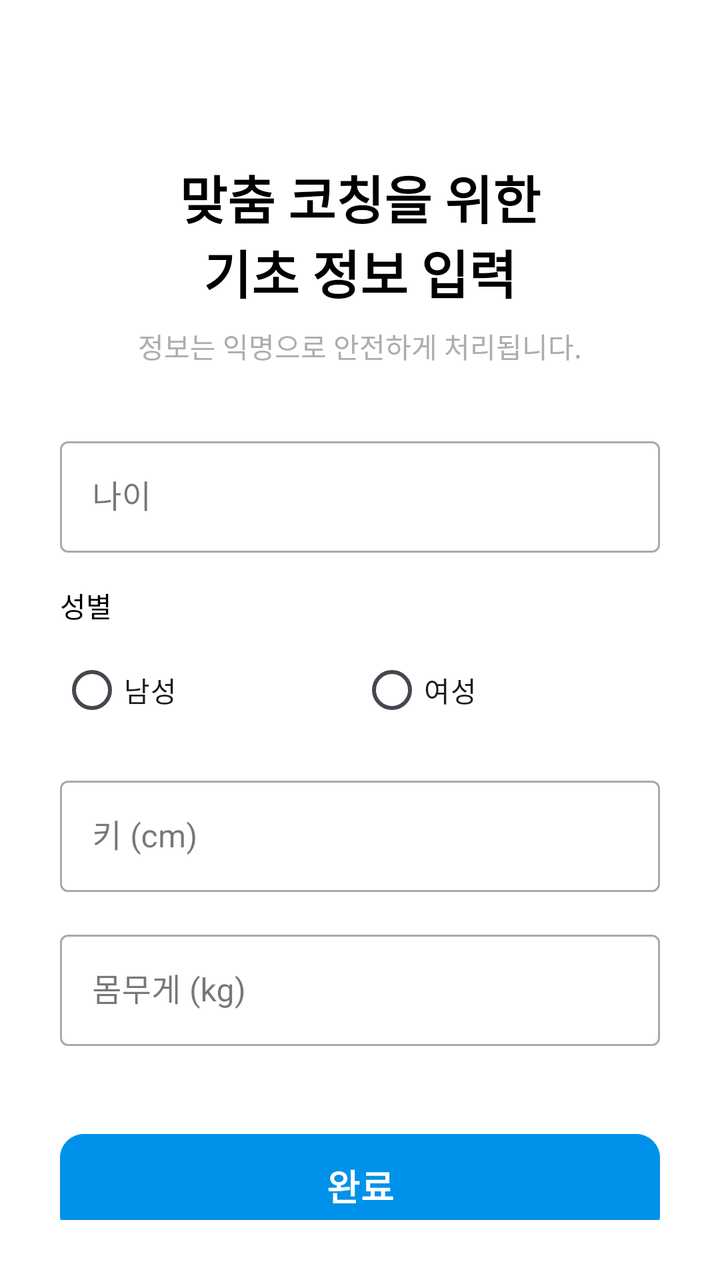
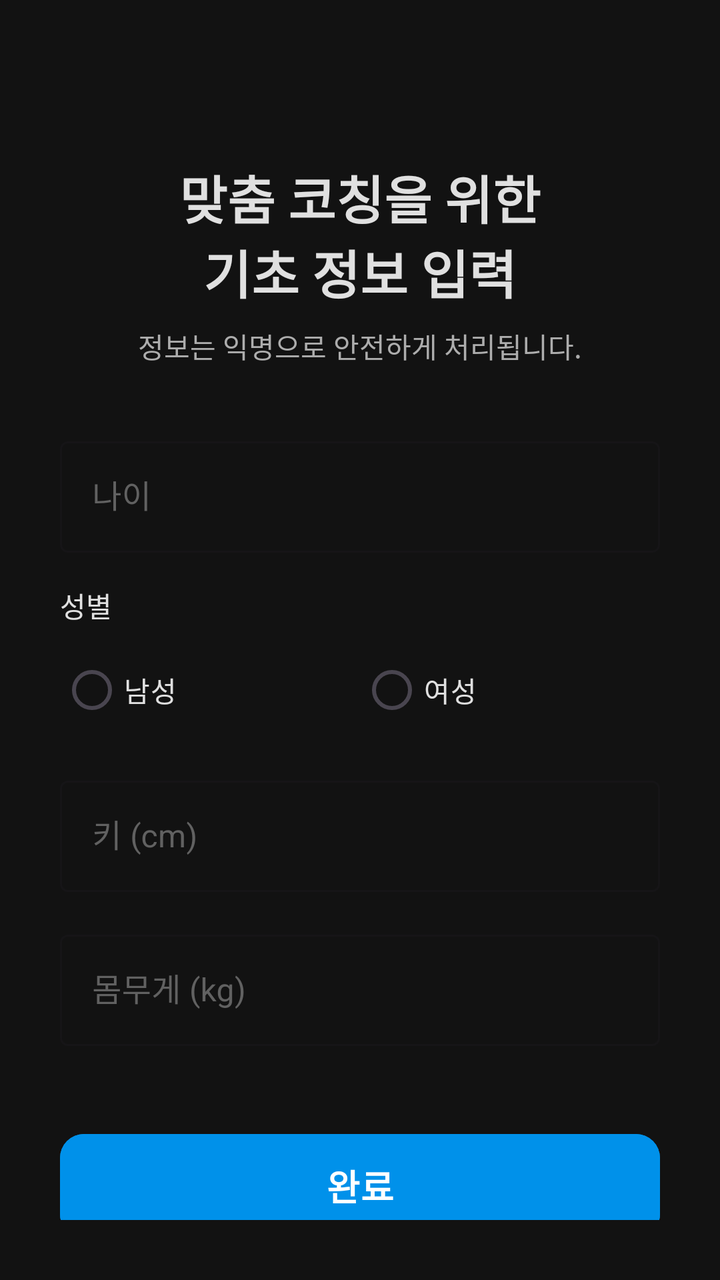

Compare the two renders of this Android layout. The source of the first and the diff that turns it into the second are given below.
<!-- AndroidManifest.xml: application theme Theme.MakePaceTestVer -->
<!-- res/layout/activity_setup.xml -->
<?xml version="1.0" encoding="utf-8"?>
<LinearLayout xmlns:android="http://schemas.android.com/apk/res/android"
    xmlns:app="http://schemas.android.com/apk/res-auto"
    android:layout_width="match_parent"
    android:layout_height="match_parent"
    android:background="#FFFFFF"
    android:gravity="center_horizontal"
    android:orientation="vertical"
    android:padding="30dp">

    <TextView
        android:layout_width="wrap_content"
        android:layout_height="wrap_content"
        android:layout_marginTop="50dp"
        android:text="맞춤 코칭을 위한\n기초 정보 입력"
        android:textColor="#000000"
        android:textSize="26sp"
        android:textStyle="bold"
        android:gravity="center" />

    <TextView
        android:layout_width="wrap_content"
        android:layout_height="wrap_content"
        android:layout_marginTop="8dp"
        android:text="정보는 익명으로 안전하게 처리됩니다."
        android:textColor="#ADADAD"
        android:textSize="14sp" />

    <com.google.android.material.textfield.TextInputLayout
        android:layout_width="match_parent"
        android:layout_height="wrap_content"
        android:layout_marginTop="32dp"
        style="@style/Widget.MaterialComponents.TextInputLayout.OutlinedBox">
        <com.google.android.material.textfield.TextInputEditText
            android:id="@+id/etAge"
            android:layout_width="match_parent"
            android:layout_height="wrap_content"
            android:hint="나이"
            android:inputType="number" />
    </com.google.android.material.textfield.TextInputLayout>

    <TextView
        android:layout_width="wrap_content"
        android:layout_height="wrap_content"
        android:layout_marginTop="16dp"
        android:layout_gravity="start"
        android:text="성별"
        android:textColor="#000000"
        android:textSize="14sp" />

    <RadioGroup
        android:id="@+id/rgGender"
        android:layout_width="match_parent"
        android:layout_height="wrap_content"
        android:layout_marginTop="8dp"
        android:orientation="horizontal">
        <RadioButton
            android:id="@+id/rbMale"
            android:layout_width="0dp"
            android:layout_height="wrap_content"
            android:layout_weight="1"
            android:text="남성" />
        <RadioButton
            android:id="@+id/rbFemale"
            android:layout_width="0dp"
            android:layout_height="wrap_content"
            android:layout_weight="1"
            android:text="여성" />
    </RadioGroup>

    <com.google.android.material.textfield.TextInputLayout
        android:layout_width="match_parent"
        android:layout_height="wrap_content"
        android:layout_marginTop="16dp"
        style="@style/Widget.MaterialComponents.TextInputLayout.OutlinedBox">
        <com.google.android.material.textfield.TextInputEditText
            android:id="@+id/etHeight"
            android:layout_width="match_parent"
            android:layout_height="wrap_content"
            android:hint="키 (cm)"
            android:inputType="numberDecimal" />
    </com.google.android.material.textfield.TextInputLayout>

    <com.google.android.material.textfield.TextInputLayout
        android:layout_width="match_parent"
        android:layout_height="wrap_content"
        android:layout_marginTop="16dp"
        style="@style/Widget.MaterialComponents.TextInputLayout.OutlinedBox">
        <com.google.android.material.textfield.TextInputEditText
            android:id="@+id/etWeight"
            android:layout_width="match_parent"
            android:layout_height="wrap_content"
            android:hint="몸무게 (kg)"
            android:inputType="numberDecimal" />
    </com.google.android.material.textfield.TextInputLayout>

    <com.google.android.material.button.MaterialButton
        android:id="@+id/btnComplete"
        android:layout_width="match_parent"
        android:layout_height="60dp"
        android:layout_marginTop="40dp"
        android:backgroundTint="#0091EA"
        android:text="완료"
        android:textColor="#FFFFFF"
        android:textSize="18sp"
        android:textStyle="bold"
        app:cornerRadius="12dp" />

</LinearLayout>
<!-- resources referenced by this layout -->
<resources>
  <style name="Theme.MakePaceTestVer" parent="Base.Theme.MakePaceTestVer" />
  <style name="Base.Theme.MakePaceTestVer" parent="Theme.Material3.DayNight.NoActionBar">
          
          
      </style>
</resources>

<!-- the commit's change to res/layout/activity_setup.xml (unified diff, before → after) -->
@@ -3,7 +3,7 @@
     xmlns:app="http://schemas.android.com/apk/res-auto"
     android:layout_width="match_parent"
     android:layout_height="match_parent"
-    android:background="#FFFFFF"
+    android:background="@color/dark_background"
     android:gravity="center_horizontal"
     android:orientation="vertical"
     android:padding="30dp">
@@ -13,7 +13,7 @@
         android:layout_height="wrap_content"
         android:layout_marginTop="50dp"
         android:text="맞춤 코칭을 위한\n기초 정보 입력"
-        android:textColor="#000000"
+        android:textColor="@color/text_primary"
         android:textSize="26sp"
         android:textStyle="bold"
         android:gravity="center" />
@@ -23,19 +23,22 @@
         android:layout_height="wrap_content"
         android:layout_marginTop="8dp"
         android:text="정보는 익명으로 안전하게 처리됩니다."
-        android:textColor="#ADADAD"
+        android:textColor="@color/text_secondary"
         android:textSize="14sp" />
 
     <com.google.android.material.textfield.TextInputLayout
         android:layout_width="match_parent"
         android:layout_height="wrap_content"
         android:layout_marginTop="32dp"
+        android:textColorHint="@color/text_hint"
+        app:hintTextColor="@color/sea_blue"
         style="@style/Widget.MaterialComponents.TextInputLayout.OutlinedBox">
         <com.google.android.material.textfield.TextInputEditText
             android:id="@+id/etAge"
             android:layout_width="match_parent"
             android:layout_height="wrap_content"
             android:hint="나이"
+            android:textColor="@color/text_primary"
             android:inputType="number" />
     </com.google.android.material.textfield.TextInputLayout>
 
@@ -45,7 +48,7 @@
         android:layout_marginTop="16dp"
         android:layout_gravity="start"
         android:text="성별"
-        android:textColor="#000000"
+        android:textColor="@color/text_primary"
         android:textSize="14sp" />
 
     <RadioGroup
@@ -59,25 +62,32 @@
             android:layout_width="0dp"
             android:layout_height="wrap_content"
             android:layout_weight="1"
-            android:text="남성" />
+            android:text="남성"
+            android:textColor="@color/text_primary"
+            android:buttonTint="@color/sea_blue" />
         <RadioButton
             android:id="@+id/rbFemale"
             android:layout_width="0dp"
             android:layout_height="wrap_content"
             android:layout_weight="1"
-            android:text="여성" />
+            android:text="여성"
+            android:textColor="@color/text_primary"
+            android:buttonTint="@color/sea_blue" />
     </RadioGroup>
 
     <com.google.android.material.textfield.TextInputLayout
         android:layout_width="match_parent"
         android:layout_height="wrap_content"
         android:layout_marginTop="16dp"
+        android:textColorHint="@color/text_hint"
+        app:hintTextColor="@color/sea_blue"
         style="@style/Widget.MaterialComponents.TextInputLayout.OutlinedBox">
         <com.google.android.material.textfield.TextInputEditText
             android:id="@+id/etHeight"
             android:layout_width="match_parent"
             android:layout_height="wrap_content"
             android:hint="키 (cm)"
+            android:textColor="@color/text_primary"
             android:inputType="numberDecimal" />
     </com.google.android.material.textfield.TextInputLayout>
 
@@ -85,12 +95,15 @@
         android:layout_width="match_parent"
         android:layout_height="wrap_content"
         android:layout_marginTop="16dp"
+        android:textColorHint="@color/text_hint"
+        app:hintTextColor="@color/sea_blue"
         style="@style/Widget.MaterialComponents.TextInputLayout.OutlinedBox">
         <com.google.android.material.textfield.TextInputEditText
             android:id="@+id/etWeight"
             android:layout_width="match_parent"
             android:layout_height="wrap_content"
             android:hint="몸무게 (kg)"
+            android:textColor="@color/text_primary"
             android:inputType="numberDecimal" />
     </com.google.android.material.textfield.TextInputLayout>
 
@@ -99,9 +112,9 @@
         android:layout_width="match_parent"
         android:layout_height="60dp"
         android:layout_marginTop="40dp"
-        android:backgroundTint="#0091EA"
+        android:backgroundTint="@color/sea_blue"
         android:text="완료"
-        android:textColor="#FFFFFF"
+        android:textColor="@color/white"
         android:textSize="18sp"
         android:textStyle="bold"
         app:cornerRadius="12dp" />
<!-- resource entries referenced after the edit -->
@@ -1,9 +1,20 @@
 <!-- resources referenced by this layout -->
 <resources>
+  <color name="dark_background">#121212</color>
+  <color name="sea_blue">#0091EA</color>
+  <color name="text_hint">#616161</color>
+  <color name="text_primary">#E0E0E0</color>
+  <color name="text_secondary">#ADADAD</color>
+  <color name="white">#FFFFFFFF</color>
   <style name="Theme.MakePaceTestVer" parent="Base.Theme.MakePaceTestVer" />
   <style name="Base.Theme.MakePaceTestVer" parent="Theme.Material3.DayNight.NoActionBar">
-          
-          
+          <item name="colorPrimary">@color/sea_blue</item>
+          <item name="android:windowBackground">@color/dark_background</item>
+          <item name="android:textColorPrimary">@color/text_primary</item>
+          <item name="android:textColorSecondary">@color/text_secondary</item>
+          <item name="android:navigationBarColor">@color/dark_surface</item>
+          <item name="android:statusBarColor">@color/dark_surface</item>
       </style>
+  <color name="dark_surface">#1E1E1E</color>
 </resources>
 
